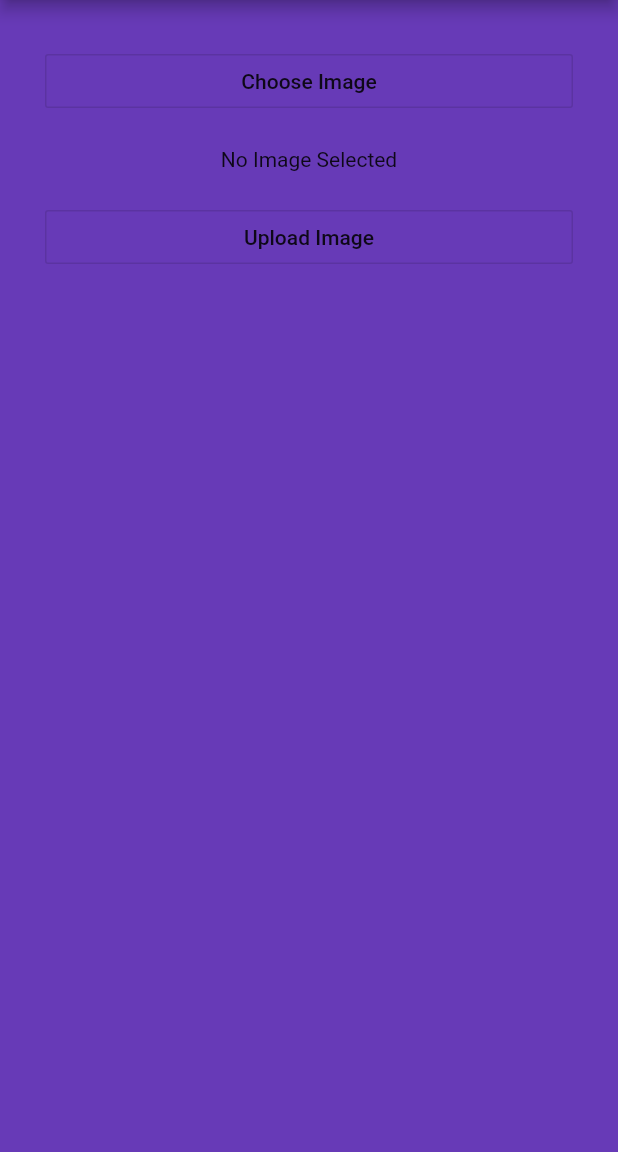
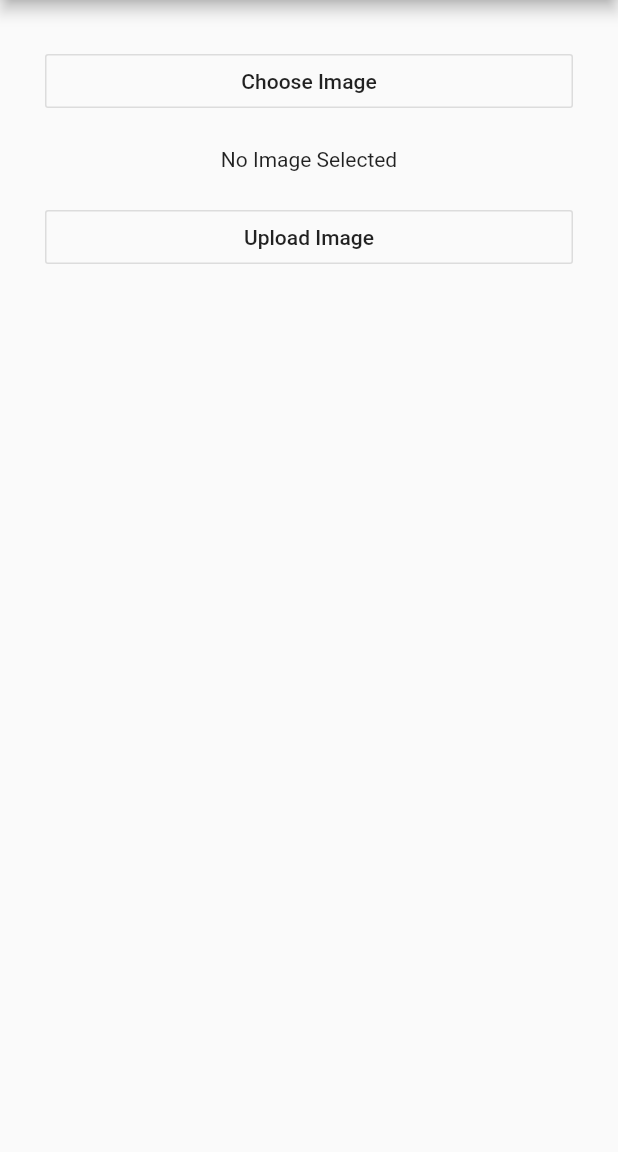
Before and after one commit to codeZero531/optical-character-recognition, a Flutter app: the screen it shows after launch, on a phone screen of 412 x 824 dp, the part 84-1236 px from its top. Run offline on Flutter 3.47's test engine with Material 2 defaults, Android fonts, the light colour scheme and no system bars; our stand-ins replace image_picker.

Commit message:
Update main.dart

```diff
--- a/flutter_app/lib/main.dart
+++ b/flutter_app/lib/main.dart
@@ -2,6 +2,7 @@ import 'package:flutter/material.dart';
 import 'dart:io';
 import 'dart:convert';
 import 'package:http/http.dart' as http;
+import 'package:http/http.dart';
 import 'package:image_picker/image_picker.dart';
 
 void main() {
@@ -13,6 +14,7 @@ class MyApp extends StatelessWidget {
   Widget build(BuildContext context) {
     // TODO: implement build
     return new MaterialApp(
+      debugShowCheckedModeBanner: false,
       title: 'image to text',
       color: Colors.deepPurple,
       home: new UploadImage(),
@@ -112,7 +114,6 @@ class UploadImageState extends State<UploadImage> {
         backgroundColor: Colors.deepPurple,
       ),
       body: Container(
-        color: Colors.deepPurple,
         padding: EdgeInsets.all(30.0),
         child: Column(
           crossAxisAlignment: CrossAxisAlignment.stretch,
@@ -131,7 +132,6 @@ class UploadImageState extends State<UploadImage> {
             OutlineButton(
               onPressed: startUpload,
               child: Text('Upload Image'),
-              color: Colors.deepPurple,
             ),
             SizedBox(
               height: 20.0,
```
